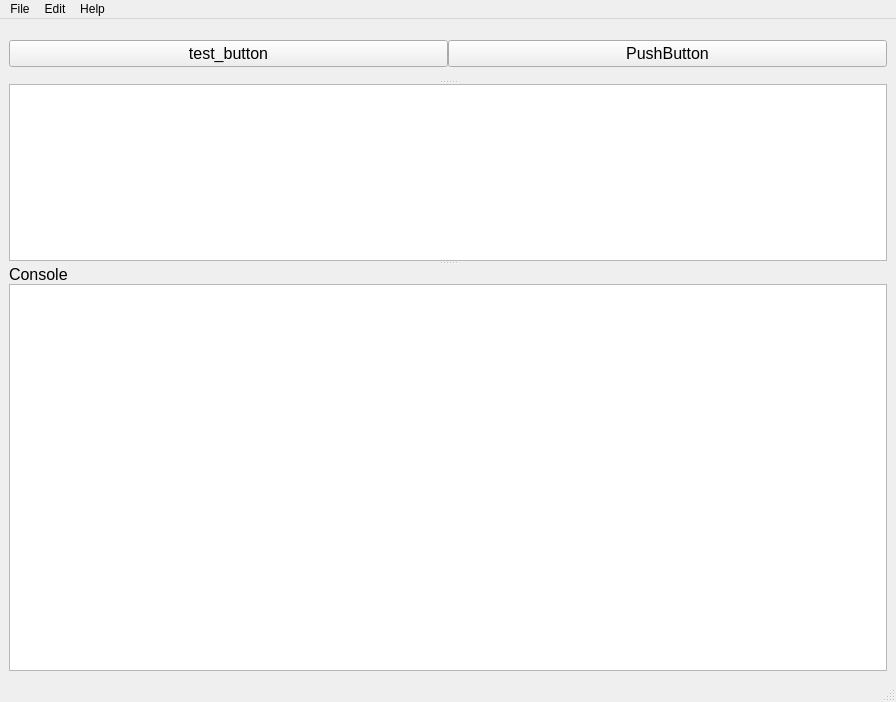
This is editor.ui in Integration-Automation/JEDITOR as Qt 5 draws it before an edit. The edited form follows.
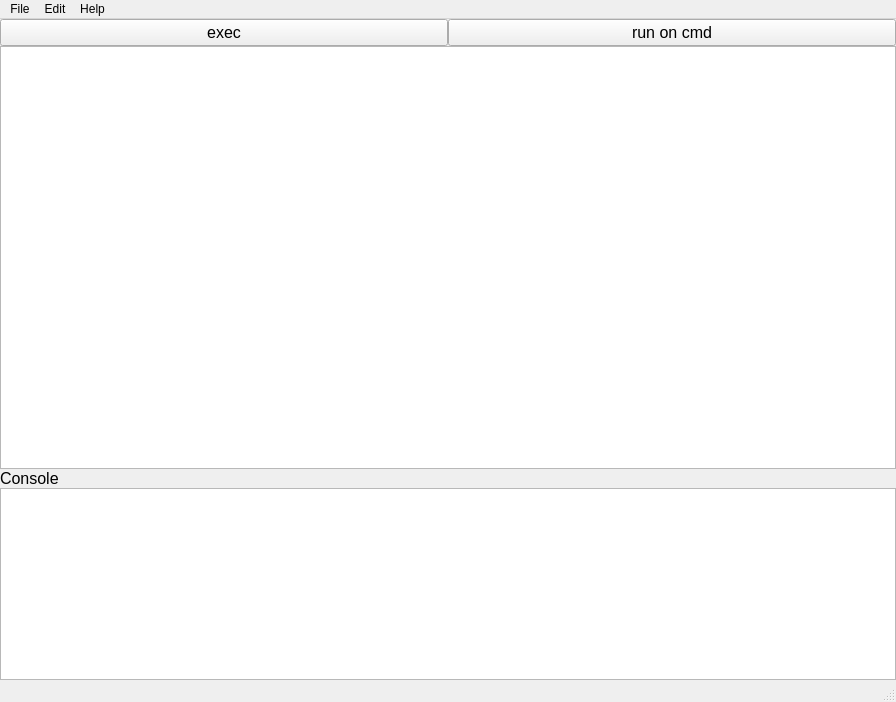
This is the edited form.

Commit message: add run on cmd

```diff
--- a/editor.ui
+++ b/editor.ui
@@ -14,22 +14,38 @@
    <string>editor_je</string>
   </property>
   <widget class="QWidget" name="centralwidget">
-   <layout class="QVBoxLayout" name="verticalLayout_5">
-    <item>
-     <widget class="QSplitter" name="splitter">
-      <property name="orientation">
-       <enum>Qt::Vertical</enum>
-      </property>
-      <widget class="QWidget" name="horizontalLayoutWidget">
-       <layout class="QHBoxLayout" name="horizontalLayout_2">
+   <property name="font">
+    <font>
+     <family>Arial</family>
+     <pointsize>12</pointsize>
+    </font>
+   </property>
+   <layout class="QGridLayout" name="gridLayout_5" rowstretch="0,1,0">
+    <property name="leftMargin">
+     <number>0</number>
+    </property>
+    <property name="topMargin">
+     <number>0</number>
+    </property>
+    <property name="rightMargin">
+     <number>0</number>
+    </property>
+    <property name="bottomMargin">
+     <number>0</number>
+    </property>
         <property name="spacing">
          <number>0</number>
         </property>
+    <item row="0" column="0">
+     <layout class="QGridLayout" name="gridLayout_3" columnstretch="0,0">
         <property name="sizeConstraint">
          <enum>QLayout::SetDefaultConstraint</enum>
         </property>
-        <item>
-         <widget class="QPushButton" name="test_button">
+      <property name="spacing">
+       <number>0</number>
+      </property>
+      <item row="0" column="0">
+       <widget class="QPushButton" name="exec_button">
           <property name="font">
            <font>
             <family>Arial</family>
@@ -37,12 +53,12 @@
            </font>
           </property>
           <property name="text">
-           <string>test_button</string>
+         <string>exec</string>
           </property>
          </widget>
         </item>
-        <item>
-         <widget class="QPushButton" name="pushButton">
+      <item row="0" column="1">
+       <widget class="QPushButton" name="cmd_button">
           <property name="font">
            <font>
             <family>Arial</family>
@@ -50,14 +66,19 @@
            </font>
           </property>
           <property name="text">
-           <string>PushButton</string>
+         <string>run on cmd</string>
           </property>
          </widget>
         </item>
        </layout>
-      </widget>
-      <widget class="QWidget" name="verticalLayoutWidget">
-       <layout class="QVBoxLayout" name="verticalLayout_2">
+    </item>
+    <item row="1" column="0">
+     <layout class="QGridLayout" name="gridLayout_2" rowstretch="1,0">
+      <property name="spacing">
+       <number>0</number>
+      </property>
+      <item row="0" column="0">
+       <layout class="QVBoxLayout" name="verticalLayout_6">
         <property name="spacing">
          <number>0</number>
         </property>
@@ -84,12 +105,16 @@
          </widget>
         </item>
        </layout>
-      </widget>
-      <widget class="QWidget" name="verticalLayoutWidget_2">
-       <layout class="QVBoxLayout" name="verticalLayout_4">
+      </item>
+     </layout>
+    </item>
+    <item row="2" column="0">
+     <layout class="QVBoxLayout" name="verticalLayout_5">
         <property name="spacing">
          <number>0</number>
         </property>
+      <item>
+       <layout class="QVBoxLayout" name="verticalLayout_2">
         <item>
          <widget class="QLabel" name="console_label">
           <property name="font">
@@ -132,8 +157,8 @@
          </widget>
         </item>
        </layout>
-      </widget>
-     </widget>
+      </item>
+     </layout>
     </item>
    </layout>
   </widget>
```
Lines whose indentation alone changed are shown as unchanged. The commit also changes 2 other files.
